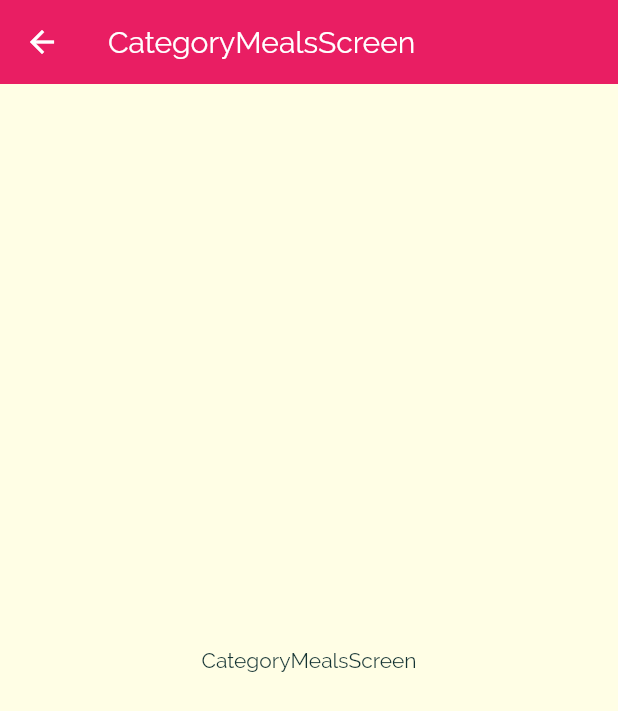
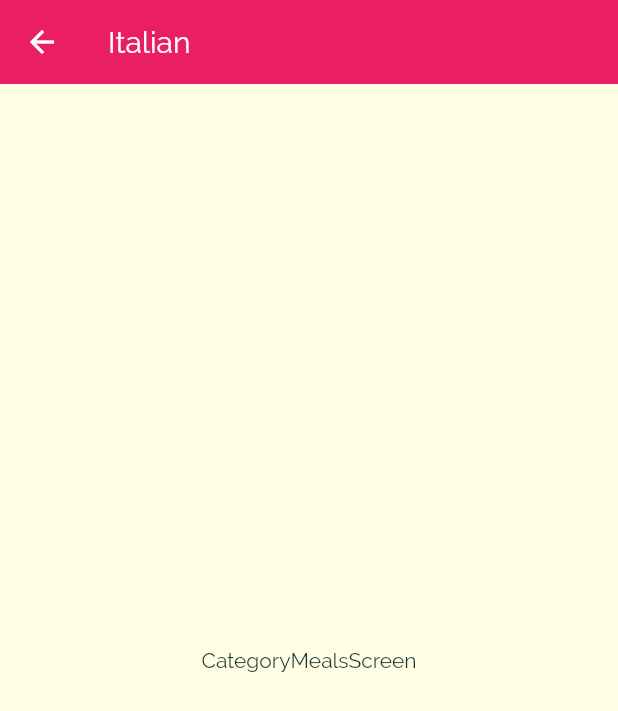
Before and after one commit to thought7878/udemy_meals_app, a Flutter app: the screen it shows after launch, after a tap on "Italian", on a phone screen of 412 x 824 dp. Shown: the top 711 px of the screen. Run offline on Flutter 3.47's test engine with Material 2 defaults, Android fonts, the phone set to English and light mode, and no system bars.

Commit message:
159. Passing Data via the Constructor

```diff
--- a/lib/screens/category_item.dart
+++ b/lib/screens/category_item.dart
@@ -2,16 +2,17 @@ import 'package:flutter/material.dart';
 import 'package:udemy_meals_app/screens/category_meals_screen.dart';
 
 class CategoryItem extends StatelessWidget {
+  final String id;
   final String title;
   final Color color;
 
-  CategoryItem(this.title, this.color);
+  CategoryItem(this.id, this.title, this.color);
 
   void tapItem(BuildContext ct) {
     Navigator.of(ct).push(
       MaterialPageRoute(
         builder: (_) {
-          return CategoryMealsScreen();
+          return CategoryMealsScreen(id, title);
         },
       ),
     );
--- a/lib/screens/category_meals_screen.dart
+++ b/lib/screens/category_meals_screen.dart
@@ -1,11 +1,16 @@
 import 'package:flutter/material.dart';
 
 class CategoryMealsScreen extends StatelessWidget {
+  final String id;
+  final String title;
+
+  CategoryMealsScreen(this.id, this.title);
+
   @override
   Widget build(BuildContext context) {
     return Scaffold(
       appBar: AppBar(
-        title: Text('CategoryMealsScreen'),
+        title: Text(title),
         elevation: 0.0,
       ),
       body: Center(
--- a/lib/screens/category_screen.dart
+++ b/lib/screens/category_screen.dart
@@ -14,7 +14,7 @@ class CategoryScreen extends StatelessWidget {
       body: GridView(
         padding: EdgeInsets.all(24),
         children: DUMMY_CATEGORIES.map((ctg) {
-          return CategoryItem(ctg.title, ctg.color);
+          return CategoryItem(ctg.id, ctg.title, ctg.color);
         }).toList(),
         gridDelegate: const SliverGridDelegateWithMaxCrossAxisExtent(
           maxCrossAxisExtent: 200,
```
